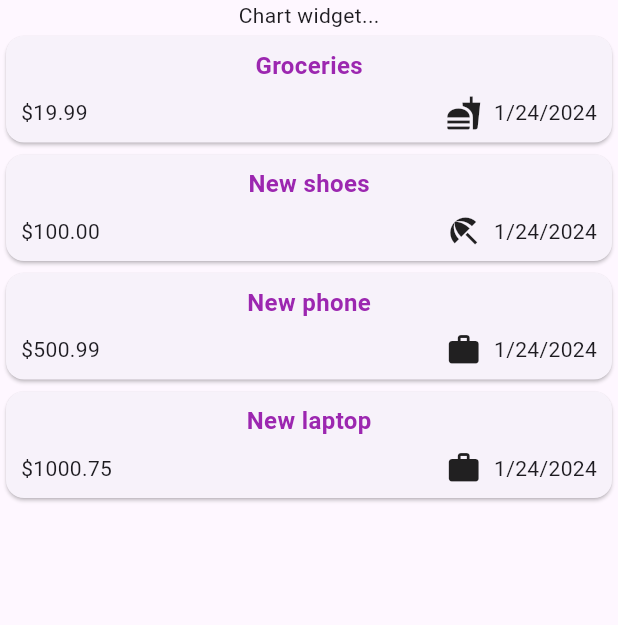
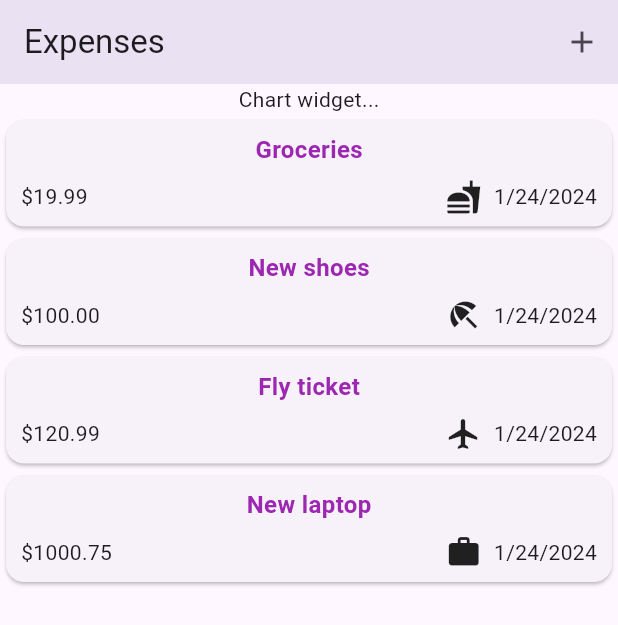
Before and after one commit to mirelApetrei/flutter_expense_tracker, a Flutter app: the screen it shows after launch, on a phone screen of 412 x 824 dp. Shown: the top 625 px of the screen. Run offline on Flutter 3.47's test engine with Material 3 defaults, Android fonts, the phone set to English and light mode, and no system bars.

Commit message:
new_expense sheet

```diff
--- a/lib/main.dart
+++ b/lib/main.dart
@@ -3,8 +3,9 @@ import 'package:expanse_tracker/widgets/expenses.dart';
 
 void main() {
   runApp(
-    const MaterialApp(
-      home: Expenses(),
+     MaterialApp(
+      theme: ThemeData(useMaterial3: true),
+      home: const Expenses(),
     ),
   );
 }
--- a/lib/widgets/expenses.dart
+++ b/lib/widgets/expenses.dart
@@ -1,4 +1,5 @@
 import 'package:expanse_tracker/widgets/expenses_list/expenses_list.dart';
+import 'package:expanse_tracker/widgets/new_expense.dart';
 import 'package:flutter/material.dart';
 import 'package:expanse_tracker/models/expense.dart';
 
@@ -13,8 +14,7 @@ class Expenses extends StatefulWidget {
 }
 
 class _ExpensesState extends State<Expenses> {
-
-final List<Expense> _registeredExpenses = [
+  final List<Expense> _registeredExpenses = [
     Expense(
       title: 'Groceries',
       amount: 19.99,
@@ -28,10 +28,10 @@ final List<Expense> _registeredExpenses = [
       category: Category.leisure,
     ),
     Expense(
-      title: 'New phone',
-      amount: 500.99,
+      title: 'Fly ticket',
+      amount: 120.99,
       date: DateTime.now(),
-      category: Category.work,
+      category: Category.travel,
     ),
     Expense(
       title: 'New laptop',
@@ -41,13 +41,33 @@ final List<Expense> _registeredExpenses = [
     ),
   ];
 
+//the function used internally appbar, to open an "add sheet"
+void _openAddExpenseOverlay() {
+    showModalBottomSheet(
+      context: context,
+      builder: (ctx) => const NewExpense(),
+    );
+  }
+
+
   @override
   Widget build(BuildContext context) {
-    return  Scaffold(
+    return Scaffold(
+      appBar: AppBar(
+        elevation: 10.5,
+        title: const Text('Expenses'),
+        actions: [
+          IconButton(
+            onPressed: _openAddExpenseOverlay,
+            icon: const Icon(Icons.add),
+          ),
+        ],
+      ),
       body: Column(
         children: [
           const Text('Chart widget...'),
-          Expanded (child: ExpensesList(expenses: _registeredExpenses),
+          Expanded(
+            child: ExpensesList(expenses: _registeredExpenses),
           ),
         ],
       ),
```
Also changed, not shown: lib/widgets/new_expense.dart (added, +65 -0 lines).
